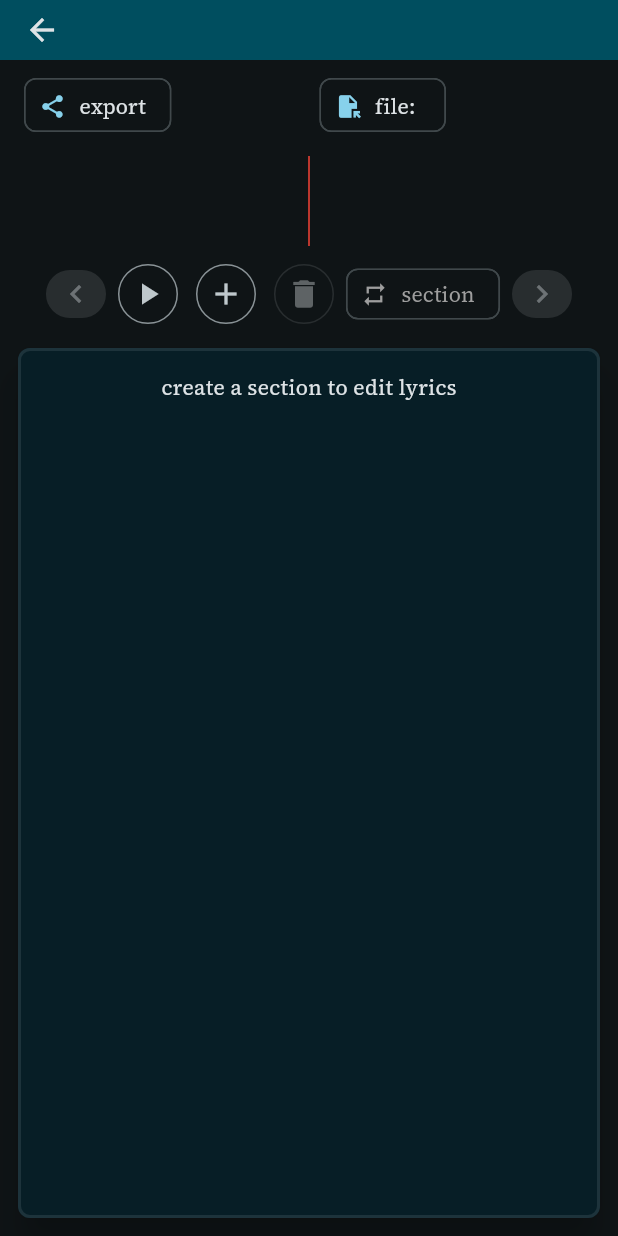
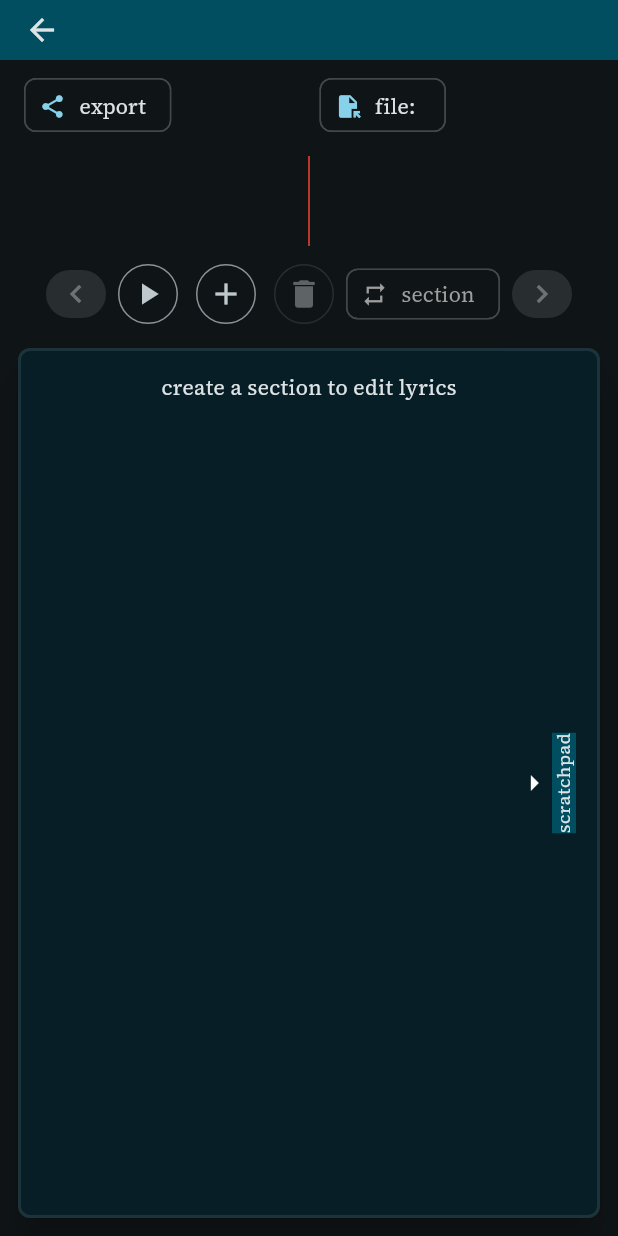
Before and after one commit to rlee2365/colora, a Flutter app: the ProjectEditor screen opened directly with empty values, on a phone screen of 412 x 824 dp. Run offline on Flutter 3.47's test engine with Material 3 defaults, Android fonts, the phone set to English and light mode, and no system bars; our stand-ins replace file_picker, flutter_svg, objectbox, permission_handler, share_plus, shared_preferences; missing offline and left inert: audio_waveforms, flutter_archive, fuzzywuzzy, keyboard_visibility_pro; accounts and stored records are empty; generated files the repository leaves out were written again; statements that could not run were skipped.

Commit message:
Add scratchpad

```diff
--- a/lib/models.dart
+++ b/lib/models.dart
@@ -238,6 +238,11 @@ class Project extends ChangeNotifier {
     notifyListeners();
   }
 
+  void setScratchpad(String scratchpad) {
+    this.scratchpad = scratchpad;
+    notifyListeners();
+  }
+
   String generateLyrics({bool timestamps = false}) {
     final sb = StringBuffer();
     final sections = this.sections.toList();
--- a/lib/project_editor.dart
+++ b/lib/project_editor.dart
@@ -1,4 +1,5 @@
 import 'package:colora/models.dart';
+import 'package:colora/objectbox.g.dart';
 import 'package:colora/project_export.dart';
 import 'package:colora/section_lyrics.dart';
 import 'package:colora/section_overlay.dart';
@@ -39,6 +40,7 @@ class _ProjectEditorState extends State<ProjectEditor> {
   void initState() {
     super.initState();
     titleController.text = widget.project.name;
+    scratchpadController.text = widget.project.scratchpad;
   }
 
   @override
@@ -149,20 +151,88 @@ class _ProjectEditorState extends State<ProjectEditor> {
                     child: PageView(
                       scrollDirection: Axis.horizontal,
                       children: [
+                        swipeHint(theme, text: "scratchpad"),
+                        Column(children: [
+                          const Text("scratchpad",
+                              style: TextStyle(
+                                fontWeight: FontWeight.bold,
+                              )),
+                          const Divider(),
+                          Expanded(
+                            child: Padding(
+                              padding: const EdgeInsets.only(
+                                left: 8.0,
+                                right: 16.0,
+                              ),
+                              child: TextField(
+                                controller: scratchpadController,
+                                decoration: null,
+                                maxLines: null,
+                                style: theme.textTheme.bodyMedium,
+                                onChanged: (value) {
+                                  widget.project.setScratchpad(value);
+                                },
+                              ),
+                            ),
+                          )
+                        ])
+                      ],
+                    ),
+                  ),
+                ),
+              )
+            ],
+          ),
+        ),
+      ),
+    );
+  }
+
+  Stack swipeHint(ThemeData theme, {required String text, bool left = false}) {
+    return Stack(
+      children: [
+        Center(
+          child: Row(
+            mainAxisAlignment:
+                (left ? MainAxisAlignment.start : MainAxisAlignment.end),
+            children: [
+              if (left)
+                Container(
+                  color: theme.colorScheme.primaryContainer,
+                  child: RotatedBox(
+                    quarterTurns: 3,
+                    child: Text(
+                      text,
+                      style: theme.textTheme.bodySmall,
+                    ),
+                  ),
+                ),
+              Icon(left ? Icons.arrow_left : Icons.arrow_right),
+              if (!left)
+                Container(
+                  color: theme.colorScheme.primaryContainer,
+                  child: RotatedBox(
+                    quarterTurns: 3,
+                    child: Text(
+                      text,
+                      style: theme.textTheme.bodySmall,
+                    ),
+                  ),
+                ),
+            ],
+          ),
+        ),
         MultiProvider(
           providers: [
             ChangeNotifierProvider.value(value: widget.project),
-                            ChangeNotifierProvider.value(
-                                value: transportController),
-                            ChangeNotifierProvider.value(
-                                value: sectionDragNotifier),
+            ChangeNotifierProvider.value(value: transportController),
+            ChangeNotifierProvider.value(value: sectionDragNotifier),
           ],
-                          child: Consumer3<AudioTransportController, Project,
-                                  SectionDragNotifier>(
+          child:
+              Consumer3<AudioTransportController, Project, SectionDragNotifier>(
                   builder: (context, controller, project, _, __) {
             final project = widget.project;
-                            final section =
-                                project.getSection(controller.currentTimeMs);
+            final section = project.getSection(controller.currentTimeMs);
             if (section != null) {
               return SectionLyrics(
                 key: ValueKey(section.id),
@@ -185,14 +255,6 @@ class _ProjectEditorState extends State<ProjectEditor> {
           }),
         ),
       ],
-                    ),
-                  ),
-                ),
-              )
-            ],
-          ),
-        ),
-      ),
     );
   }
 }
--- a/lib/section_lyrics.dart
+++ b/lib/section_lyrics.dart
@@ -1,6 +1,5 @@
 import 'package:colora/core.dart';
 import 'package:colora/models.dart';
-import 'package:colora/section_overlay.dart';
 import 'package:flutter/material.dart';
 import 'package:keyboard_visibility_pro/keyboard_visibility_pro.dart';
 import 'package:provider/provider.dart';
@@ -131,6 +130,8 @@ class _SectionLyricsState extends State<SectionLyrics> {
             ),
             if (showHeaderActual) const Divider(),
             Expanded(
+              child: Padding(
+                padding: const EdgeInsets.only(right: 16.0),
                 child: TextField(
                   decoration: null,
                   maxLines: null,
@@ -141,6 +142,7 @@ class _SectionLyricsState extends State<SectionLyrics> {
                   style: widget.theme.textTheme.bodyMedium,
                 ),
               ),
+            ),
           ],
         );
       }),
```
Lines whose indentation alone changed are shown as unchanged.
